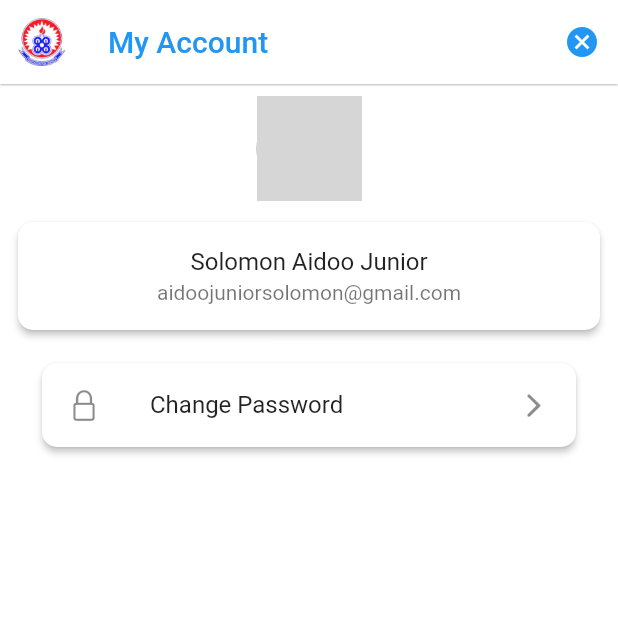
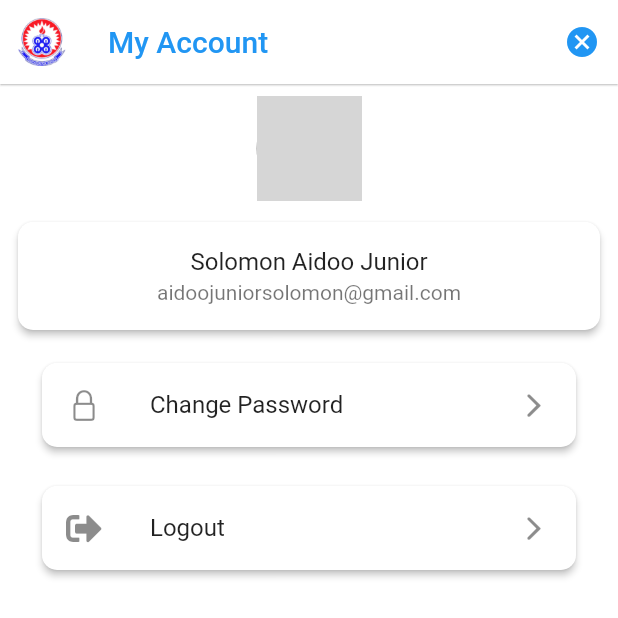
Before and after one commit to majestyjnr/LOAAdmin, a Flutter app: the Profile screen opened directly, on a phone screen of 412 x 824 dp, the top half of it. Run offline on Flutter 3.47's test engine with Material 2 defaults, Android fonts, the phone set to English and light mode, and no system bars; our stand-ins replace firebase_auth, font_awesome_flutter, image_picker, video_player; accounts and stored records are empty; grey boxes are pictures that could not be loaded.

Commit message:
Commit Updates

```diff
--- a/LOAAdmin/lib/screens/dashboard/profile.dart
+++ b/LOAAdmin/lib/screens/dashboard/profile.dart
@@ -1,5 +1,6 @@
 import 'package:flutter/cupertino.dart';
 import 'package:flutter/material.dart';
+import 'package:font_awesome_flutter/font_awesome_flutter.dart';
 
 class Profile extends StatefulWidget {
   Profile({Key key}) : super(key: key);
@@ -102,6 +103,26 @@ class _ProfileState extends State<Profile> {
                     ],
                   ),
                 ),
+                SizedBox(
+                  height: 10,
+                ),
+                Card(
+                  elevation: 2,
+                  margin: EdgeInsets.fromLTRB(20, 8, 20, 8),
+                  shape: RoundedRectangleBorder(
+                    borderRadius: BorderRadius.circular(10.0),
+                  ),
+                  child: Column(
+                    children: <Widget>[
+                      ListTile(
+                        onTap: () {},
+                        leading: Icon(FontAwesomeIcons.signOutAlt),
+                        title: Text('Logout'),
+                        trailing: Icon(CupertinoIcons.forward),
+                      ),
+                    ],
+                  ),
+                ),
               ],
             ),
           ),
```
